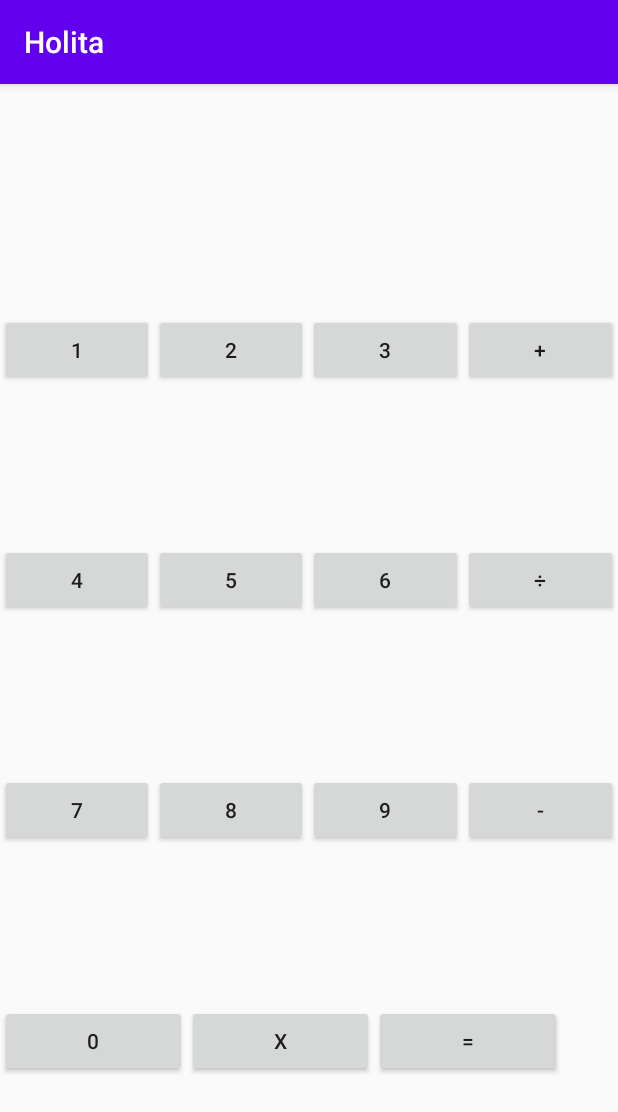
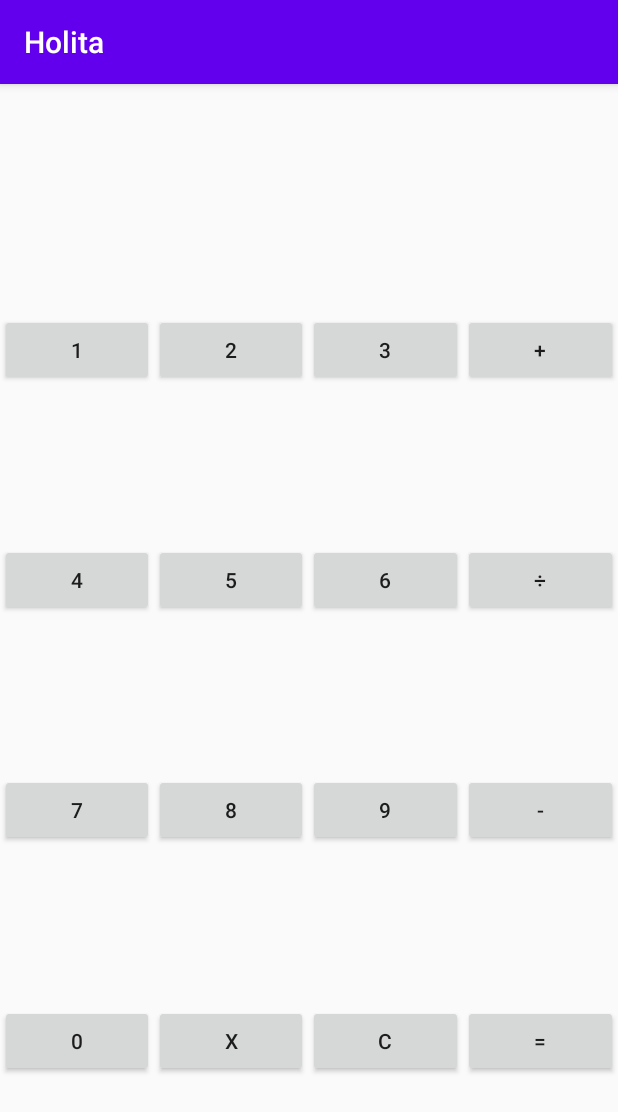
Before and after one commit to michirapper/CalculadoraAndroidMiguelAngelGarre, an Android app: the screen it shows after launch (MainActivity2), after a tap on "INICIAR SESION", on a phone screen of 412 x 824 dp. Shown: the top 1112 px of the screen. Run offline under Robolectric (Android 15) with nearby library versions, the phone set to English and light mode, and no system bars.

```diff
--- a/app/src/main/res/layout/activity_main2.xml
+++ b/app/src/main/res/layout/activity_main2.xml
@@ -32,10 +32,10 @@
 
         <LinearLayout
             android:layout_width="match_parent"
+            android:layout_height="0dp"
             android:layout_weight="1"
             android:paddingTop="0dp"
-            android:weightSum="4"
-            android:layout_height="0dp">
+            android:weightSum="4">
 
             <Button
                 android:id="@+id/btn1"
@@ -89,24 +89,24 @@
                 android:id="@+id/btn5"
                 android:layout_width="wrap_content"
                 android:layout_height="wrap_content"
+                android:layout_weight="1"
                 android:onClick="onClick"
-                android:layout_weight="1"
                 android:text="5" />
 
             <Button
                 android:id="@+id/btn6"
                 android:layout_width="wrap_content"
                 android:layout_height="wrap_content"
+                android:layout_weight="1"
                 android:onClick="onClick"
-                android:layout_weight="1"
                 android:text="6" />
 
             <Button
                 android:id="@+id/btnDividir"
                 android:layout_width="wrap_content"
-                android:onClick="onClick"
                 android:layout_height="wrap_content"
                 android:layout_weight="1"
+                android:onClick="onClick"
                 android:text="÷" />
 
         </LinearLayout>
@@ -130,24 +130,27 @@
                 android:id="@+id/btn8"
                 android:layout_width="wrap_content"
                 android:layout_height="wrap_content"
+                android:layout_weight="1"
                 android:onClick="onClick"
-                android:layout_weight="1"
                 android:text="8" />
+
             <Button
                 android:id="@+id/btn9"
                 android:layout_width="wrap_content"
                 android:layout_height="wrap_content"
+                android:layout_weight="1"
                 android:onClick="onClick"
-                android:layout_weight="1"
                 android:text="9" />
+
             <Button
                 android:id="@+id/btnResta"
                 android:layout_width="wrap_content"
                 android:layout_height="wrap_content"
+                android:layout_weight="1"
                 android:onClick="onClick"
-                android:layout_weight="1"
                 android:text="-" />
         </LinearLayout>
+
         <LinearLayout
             android:layout_width="match_parent"
             android:layout_height="0dp"
@@ -157,26 +160,34 @@
 
             <Button
                 android:id="@+id/btn0"
-                android:onClick="onClick"
                 android:layout_width="wrap_content"
                 android:layout_height="wrap_content"
                 android:layout_weight="1"
+                android:onClick="onClick"
                 android:text="0" />
 
 
             <Button
                 android:id="@+id/btnMultipl"
                 android:layout_width="wrap_content"
-                android:onClick="onClick"
                 android:layout_height="wrap_content"
                 android:layout_weight="1"
+                android:onClick="onClick"
                 android:text="x" />
+            <Button
+                android:id="@+id/btnBorrar"
+                android:layout_width="wrap_content"
+                android:layout_height="wrap_content"
+                android:layout_weight="1"
+                android:onClick="borrar"
+                android:text="C" />
+
             <Button
                 android:id="@+id/btnIgual"
                 android:layout_width="wrap_content"
-                android:onClick="onClick"
                 android:layout_height="wrap_content"
                 android:layout_weight="1"
+                android:onClick="operar"
                 android:text="=" />
         </LinearLayout>
 
```
Also changed, not shown: app/src/main/java/com/example/calculadoramiguelangel/MainActivity2.kt (+47 -4 lines).
